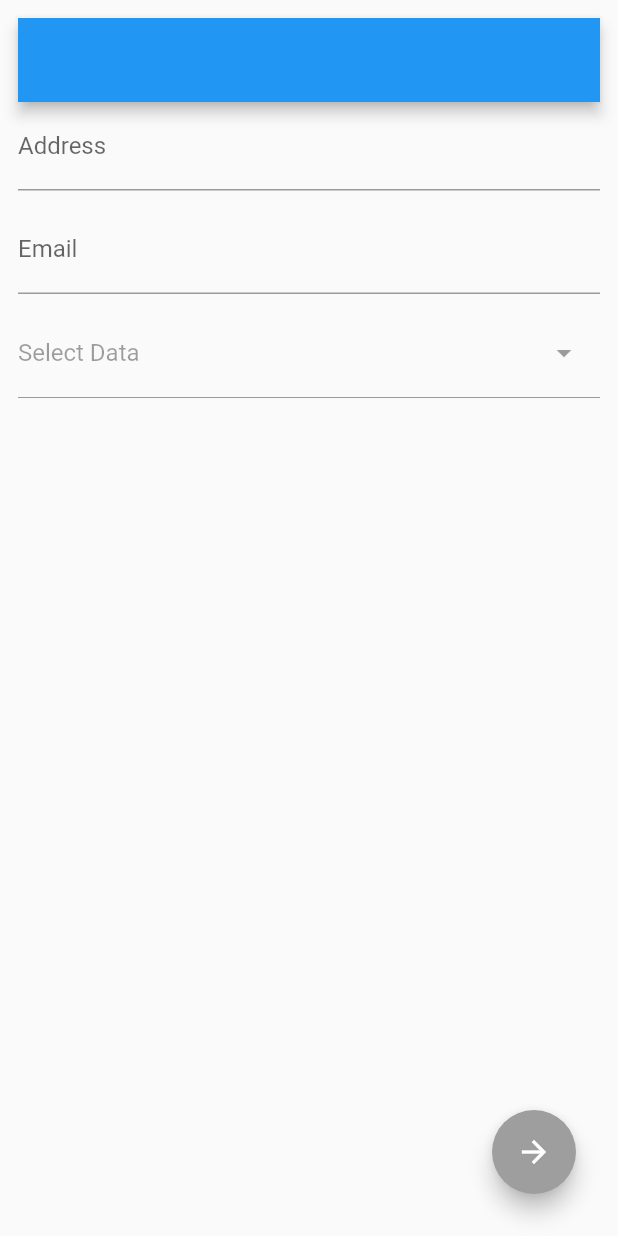
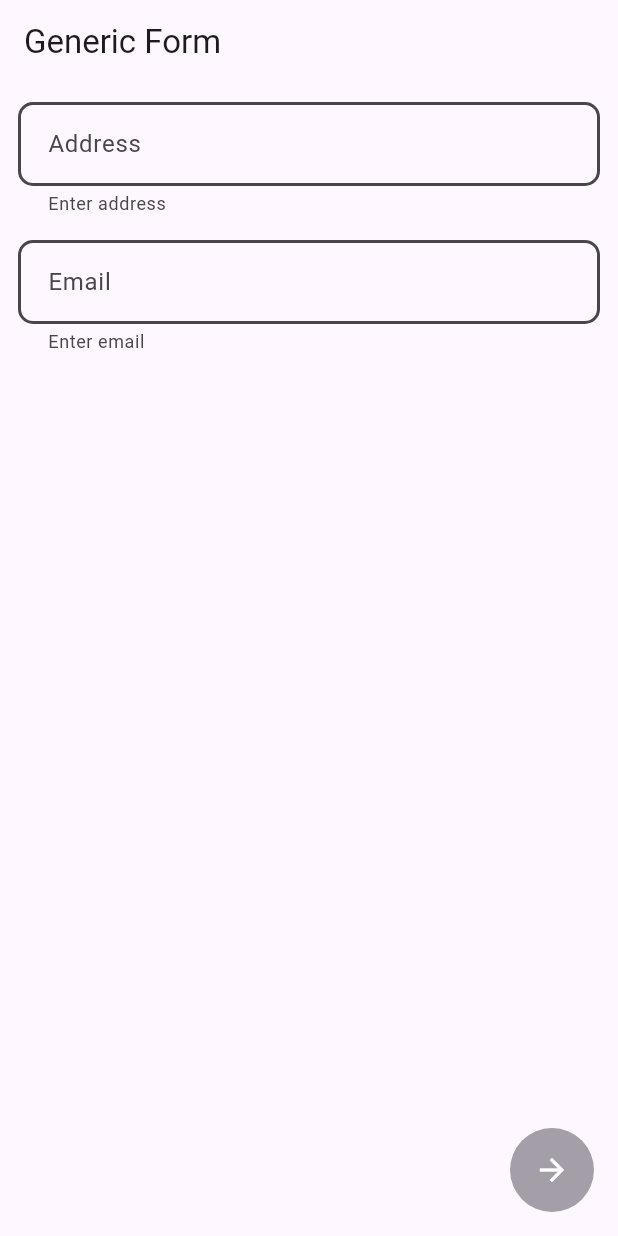
Before and after one commit to rabindra2049/Multi-TextField-Validator, a Flutter app: the screen it shows after launch, after a tap on the "arrow forward" icon, on a phone screen of 412 x 824 dp. Run offline on Flutter 3.47's test engine with Material 2 defaults, Android fonts, the phone set to English and light mode, and no system bars; our stand-ins replace bloc, flutter_bloc, formz, freezed_annotation, get_it; missing offline and left inert: dart:ffi.

Commit message:
Implement generic floating button and implement generic form in screen

```diff
--- /dev/null
+++ b/validator_with_cubit_generic/lib/di.dart
@@ -0,0 +1,9 @@
+import 'package:formz/formz.dart';
+import 'package:get_it/get_it.dart';
+import 'package:validator_with_cubit_generic/cubit/generic_form_field_cubit.dart';
+
+final getIt = GetIt.instance;
+
+Future<void> init() async {
+  getIt.registerFactory(() => GenericFormFieldCubit<FormzInput>({}));
+}
--- /dev/null
+++ b/validator_with_cubit_generic/lib/helper/form_field_key.dart
@@ -0,0 +1,5 @@
+enum FormFieldKey {
+  address,
+  email,
+  idType
+}
--- a/validator_with_cubit_generic/lib/main.dart
+++ b/validator_with_cubit_generic/lib/main.dart
@@ -1,7 +1,9 @@
 import 'package:flutter/material.dart';
+import 'package:validator_with_cubit_generic/di.dart';
 import 'package:validator_with_cubit_generic/screens/form_based_home_screen.dart';
 
-void main() {
+void main() async {
+  await init();
   runApp(const MyApp());
 }
 
@@ -14,6 +16,7 @@ class MyApp extends StatelessWidget {
     return MaterialApp(
       title: 'Flutter Demo',
       theme: ThemeData(
+        useMaterial3: true,
         primarySwatch: Colors.blue,
       ),
       home: const FormBasedHomeScreen(),
--- a/validator_with_cubit_generic/lib/screens/form_based_home_screen.dart
+++ b/validator_with_cubit_generic/lib/screens/form_based_home_screen.dart
@@ -1,4 +1,8 @@
 import 'package:flutter/material.dart';
+import 'package:flutter_bloc/flutter_bloc.dart';
+import 'package:formz/formz.dart';
+import 'package:validator_with_cubit_generic/cubit/generic_form_field_cubit.dart';
+import 'package:validator_with_cubit_generic/di.dart';
 import 'form_field_page.dart';
 
 class FormBasedHomeScreen extends StatelessWidget {
@@ -6,11 +10,9 @@ class FormBasedHomeScreen extends StatelessWidget {
 
   @override
   Widget build(BuildContext context) {
-    return Scaffold(
-      body: Container(
-        padding: const EdgeInsets.all(12.0),
-        child: FormFieldPage(),
-      ),
+    return BlocProvider(
+      create: (context) => getIt<GenericFormFieldCubit<FormzInput>>(),
+      child: const FormFieldPage(),
     );
   }
 }
--- a/validator_with_cubit_generic/lib/screens/form_field_page.dart
+++ b/validator_with_cubit_generic/lib/screens/form_field_page.dart
@@ -3,11 +3,17 @@ import 'package:flutter_bloc/flutter_bloc.dart';
 import 'package:formz/formz.dart';
 import 'package:validator_with_cubit_generic/cubit/generic_form_field_cubit.dart';
 import 'package:validator_with_cubit_generic/cubit/generic_form_field_state.dart';
+import 'package:validator_with_cubit_generic/di.dart';
+import 'package:validator_with_cubit_generic/extension/number_extensions.dart';
+import 'package:validator_with_cubit_generic/helper/form_field_key.dart';
+import 'package:validator_with_cubit_generic/screens/widgets/generic_text_input_widget.dart';
 import 'package:validator_with_cubit_generic/validator/models/email_input_field.dart';
+import 'package:validator_with_cubit_generic/validator/models/generic_text_input_field.dart';
 import 'package:validator_with_cubit_generic/validator/models/optional_input_field.dart';
 import 'package:validator_with_cubit_generic/validator/models/username_input_field.dart';
 
 import 'widgets/email_input_widget.dart';
+import 'widgets/generic_floating_button.dart';
 
 final _formFields = <String, FormzInput>{
   'address': const UserNameInputField.pure(),
@@ -16,39 +22,75 @@ final _formFields = <String, FormzInput>{
 };
 final _cubit = GenericFormFieldCubit<FormzInput>(_formFields);
 
-class FormFieldPage extends StatelessWidget {
+class FormFieldPage extends StatefulWidget {
   const FormFieldPage({Key? key}) : super(key: key);
 
   @override
+  State<FormFieldPage> createState() => _FormFieldPageState();
+}
+
+class _FormFieldPageState extends State<FormFieldPage> {
+  late GenericFormFieldCubit cubit;
+
+  @override
+  void initState() {
+    super.initState();
+    cubit = BlocProvider.of<GenericFormFieldCubit>(context);
+    updateField(cubit);
+  }
+
+  @override
   Widget build(BuildContext context) {
-    return BlocProvider(
-      create: (context) => _cubit,
-      child: Scaffold(
+    return Scaffold(
         appBar: AppBar(
-          title: Text(""),
+          title: const Text("Generic Form"),
         ),
-        body: _buildFormFields(),
-        floatingActionButton: _SubmitButton(),
-      ),
-    );
+        body: Padding(
+          padding: const EdgeInsets.all(12.0),
+          child: _buildFormFields(cubit),
+        ),
+        floatingActionButton: GenericFloatingButton(
+          context,
+          "gme_pay_proceed",
+          onPressed: onPressed,
+        ));
   }
 }
 
-Widget _buildFormFields() {
+void updateField(GenericFormFieldCubit<FormzInput> cubit) {
+  cubit.updateField(
+      FormFieldKey.address.name, const GenericTextInputField.pure());
+
+  cubit.updateField(
+      FormFieldKey.email.name, const GenericTextInputField.pure());
+}
+
+onPressed(BuildContext context,
+    GenericFormFieldState<FormzInput<dynamic, dynamic>> state) {}
+
+Widget _buildFormFields(GenericFormFieldCubit<FormzInput> cubit) {
   return Column(
     children: [
-      _AddressInput(),
-      const SizedBox(
-        height: 10,
+      GenericTextInputWidget(
+        cubit,
+        keyboardType: TextInputType.text,
+        paramKey: FormFieldKey.address.name,
+        errorText: "Enter address",
+        requiredText: "Enter address",
+        label: "Address",
+        helperText: "Enter address",
+        inputType: GenericTextInputType.GENERIC,
       ),
-      EmailInput(
-        _cubit,
-        paramKey: 'email',
+      GenericTextInputWidget(
+        cubit,
+        keyboardType: TextInputType.text,
+        paramKey: FormFieldKey.email.name,
+        errorText: "Enter email",
+        requiredText: "Enter email",
+        label: "Email",
+        helperText: "Enter email",
+        inputType: GenericTextInputType.EMAIL,
       ),
-      const SizedBox(
-        height: 10,
-      ),
-      _RemarksInput()
     ],
   );
 }
--- /dev/null
+++ b/validator_with_cubit_generic/lib/screens/widgets/generic_floating_button.dart
@@ -0,0 +1,49 @@
+import 'package:flutter/material.dart';
+import 'package:flutter_bloc/flutter_bloc.dart';
+import 'package:formz/formz.dart';
+import 'package:validator_with_cubit_generic/cubit/generic_form_field_cubit.dart';
+import 'package:validator_with_cubit_generic/cubit/generic_form_field_state.dart';
+
+class GenericFloatingButton extends StatelessWidget {
+  final BuildContext context;
+  final String _buttonID;
+
+  final Function(BuildContext rootContext,
+      GenericFormFieldState<FormzInput<dynamic, dynamic>> state) onPressed;
+
+  const GenericFloatingButton(this.context, this._buttonID,
+      {super.key, required this.onPressed});
+
+  @override
+  Widget build(BuildContext context) {
+    return BlocBuilder<GenericFormFieldCubit, GenericFormFieldState>(
+      builder: (context, state) {
+        return ClipRRect(
+          borderRadius: const BorderRadius.all(Radius.circular(30)),
+          child: SizedBox(
+              height: 56,
+              width: 56,
+              child: FloatingActionButton(
+                elevation: 0,
+                key: Key(_buttonID),
+                backgroundColor: state.status.isValidated
+                    ? Theme.of(context).colorScheme.primary
+                    : Theme.of(context)
+                        .colorScheme
+                        .onSurfaceVariant.withOpacity(0.5),
+
+                // backgroundColor: ThemeColor.colorPrimaryDark.getColor,
+                onPressed: () {
+                  onPressed(context, state);
+                },
+                child: const Icon(
+                  Icons.arrow_forward,
+                  color: Colors.white,
+                  weight: 10,
+                ),
+              )),
+        );
+      },
+    );
+  }
+}
```
